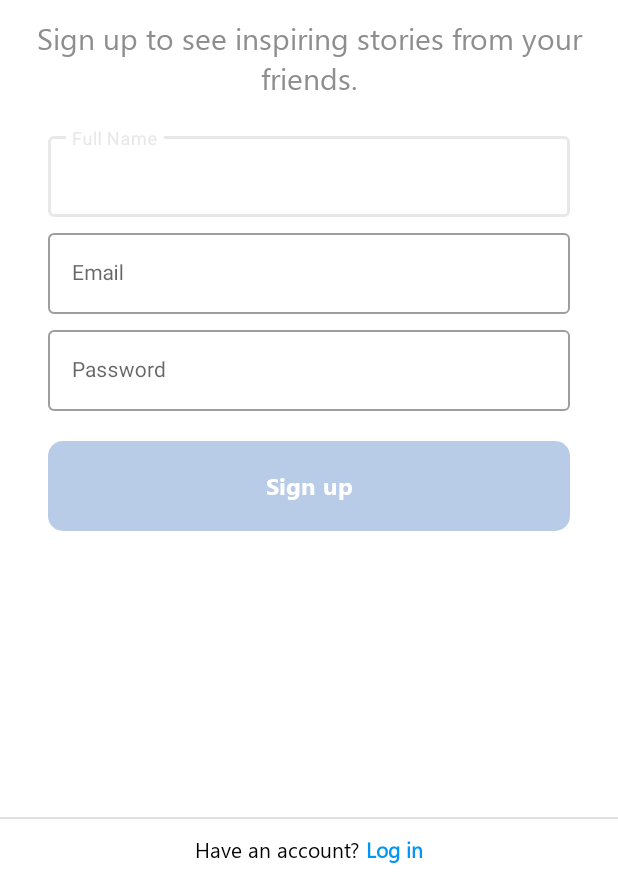
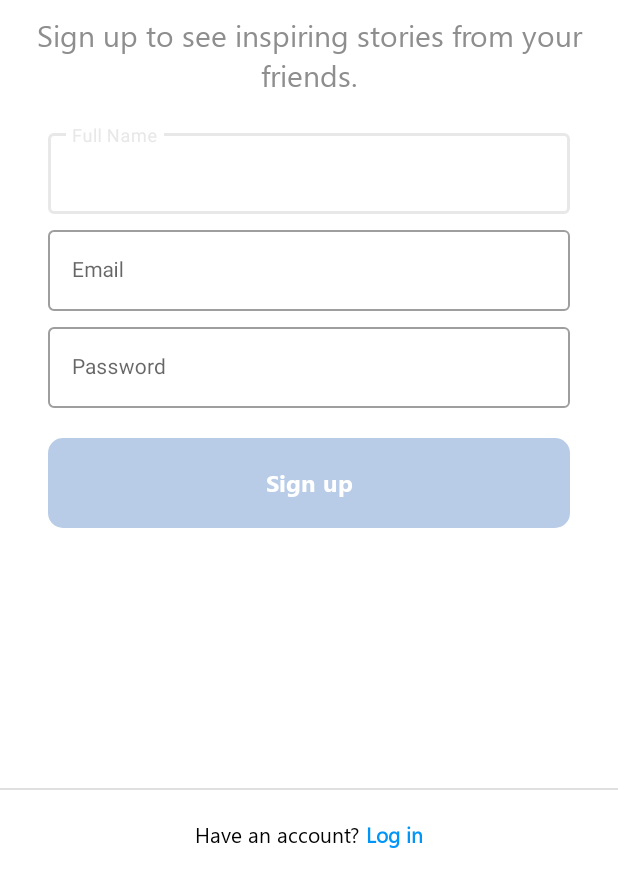
Before and after one commit to ryhn7/Tellso, an Android app: the RegisterActivity screen opened directly, with no data from a screen before it, on a phone screen of 412 x 824 dp, the part 357-1236 px from its top. Run offline under Robolectric (Android 15) with nearby library versions, the phone set to English and light mode, and no system bars; our stand-ins replace Dagger/Hilt's generated code.

Commit message:
fix layout register and login + resubmit

```diff
--- a/app/src/main/res/layout/activity_register.xml
+++ b/app/src/main/res/layout/activity_register.xml
@@ -8,10 +8,11 @@
 
     <TextView
         android:id="@+id/tv_logo_register"
-        android:layout_width="wrap_content"
-        android:layout_height="match_parent"
+        android:layout_width="match_parent"
+        android:layout_height="wrap_content"
         android:layout_marginTop="130dp"
         android:fontFamily="@font/smooth"
+        android:gravity="center"
         android:text="@string/app_name"
         android:textColor="@color/black"
         android:textSize="55sp"
@@ -23,7 +24,7 @@
         android:id="@+id/tv_wording_register"
         android:layout_width="match_parent"
         android:layout_height="wrap_content"
-        android:layout_marginTop="120dp"
+        android:layout_marginTop="10dp"
         android:fontFamily="@font/segoe_regular"
         android:gravity="center"
         android:text="@string/wording_register"
@@ -31,7 +32,7 @@
         android:textSize="20sp"
         app:layout_constraintEnd_toEndOf="parent"
         app:layout_constraintStart_toStartOf="parent"
-        app:layout_constraintTop_toTopOf="@+id/tv_logo_register" />
+        app:layout_constraintTop_toBottomOf="@+id/tv_logo_register" />
 
     <com.google.android.material.textfield.TextInputLayout
         android:id="@+id/nameEditTextLayout"
@@ -127,21 +128,22 @@
     <com.google.android.material.divider.MaterialDivider
         android:id="@+id/divider_register"
         android:layout_width="0dp"
-        android:layout_height="1dp"
-        android:layout_marginTop="150dp"
+        android:layout_height="wrap_content"
+        android:layout_marginBottom="20dp"
         app:layout_constraintBottom_toBottomOf="parent"
+        app:layout_constraintBottom_toTopOf="@id/ll_login"
         app:layout_constraintEnd_toEndOf="parent"
-        app:layout_constraintStart_toStartOf="parent"
-        app:layout_constraintTop_toBottomOf="@id/btn_register" />
+        app:layout_constraintStart_toStartOf="parent" />
 
     <LinearLayout
+        android:id="@+id/ll_login"
         android:layout_width="wrap_content"
         android:layout_height="wrap_content"
         android:orientation="horizontal"
+        android:paddingBottom="20dp"
         app:layout_constraintBottom_toBottomOf="parent"
         app:layout_constraintEnd_toEndOf="parent"
-        app:layout_constraintStart_toStartOf="parent"
-        app:layout_constraintTop_toBottomOf="@id/divider_register">
+        app:layout_constraintStart_toStartOf="parent">
 
         <TextView
             android:layout_width="wrap_content"
```
Also changed, not shown: app/src/main/res/layout/activity_login.xml (+12 -11 lines).
